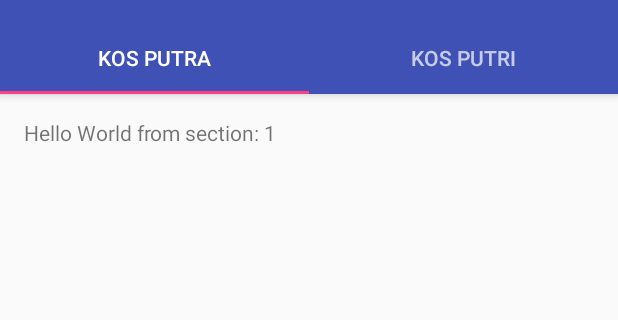
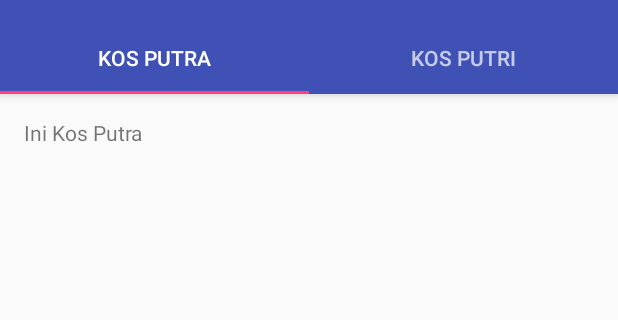
Before and after one commit to rizky30/Kos_Moklet, an Android app: the screen it shows after launch (MainActivity), on a phone screen of 412 x 824 dp, the part 74-394 px from its top. Run offline under Robolectric (Android 15) with nearby library versions, the phone set to English and light mode, and no system bars.

Commit message:
Add Fragment

```diff
--- a/app/build.gradle
+++ b/app/build.gradle
@@ -26,5 +26,6 @@ dependencies {
     })
     compile 'com.android.support:appcompat-v7:25.2.0'
     compile 'com.android.support:design:25.2.0'
+    compile 'com.android.support:support-v4:25.2.0'
     testCompile 'junit:junit:4.12'
 }
--- a/app/src/main/java/id/sch/smktelkom_mlg/project2/xirpl60203122324/kos_moklet/MainActivity.java
+++ b/app/src/main/java/id/sch/smktelkom_mlg/project2/xirpl60203122324/kos_moklet/MainActivity.java
@@ -128,7 +128,13 @@ public class MainActivity extends AppCompatActivity {
         public Fragment getItem(int position) {
             // getItem is called to instantiate the fragment for the given page.
             // Return a PlaceholderFragment (defined as a static inner class below).
-            return PlaceholderFragment.newInstance(position + 1);
+
+            if (position == 0)
+                return new kos_putra();
+            else if (position == 1)
+                return new kos_putri();
+            else
+                return PlaceholderFragment.newInstance(position + 1);
         }
 
         @Override
--- /dev/null
+++ b/app/src/main/java/id/sch/smktelkom_mlg/project2/xirpl60203122324/kos_moklet/kos_putra.java
@@ -0,0 +1,29 @@
+package id.sch.smktelkom_mlg.project2.xirpl60203122324.kos_moklet;
+
+
+import android.os.Bundle;
+import android.support.v4.app.Fragment;
+import android.view.LayoutInflater;
+import android.view.View;
+import android.view.ViewGroup;
+
+
+/**
+ * A simple {@link Fragment} subclass.
+ */
+public class kos_putra extends Fragment {
+
+
+    public kos_putra() {
+        // Required empty public constructor
+    }
+
+
+    @Override
+    public View onCreateView(LayoutInflater inflater, ViewGroup container,
+                             Bundle savedInstanceState) {
+        // Inflate the layout for this fragment
+        return inflater.inflate(R.layout.kos_putra, container, false);
+    }
+
+}
--- /dev/null
+++ b/app/src/main/java/id/sch/smktelkom_mlg/project2/xirpl60203122324/kos_moklet/kos_putri.java
@@ -0,0 +1,29 @@
+package id.sch.smktelkom_mlg.project2.xirpl60203122324.kos_moklet;
+
+
+import android.os.Bundle;
+import android.support.v4.app.Fragment;
+import android.view.LayoutInflater;
+import android.view.View;
+import android.view.ViewGroup;
+
+
+/**
+ * A simple {@link Fragment} subclass.
+ */
+public class kos_putri extends Fragment {
+
+
+    public kos_putri() {
+        // Required empty public constructor
+    }
+
+
+    @Override
+    public View onCreateView(LayoutInflater inflater, ViewGroup container,
+                             Bundle savedInstanceState) {
+        // Inflate the layout for this fragment
+        return inflater.inflate(R.layout.kos_putri, container, false);
+    }
+
+}
--- /dev/null
+++ b/app/src/main/res/layout/kos_putra.xml
@@ -0,0 +1,17 @@
+<FrameLayout xmlns:android="http://schemas.android.com/apk/res/android"
+    xmlns:tools="http://schemas.android.com/tools"
+    android:layout_width="match_parent"
+    android:layout_height="match_parent"
+    android:paddingTop="@dimen/activity_vertical_margin"
+    android:paddingBottom="@dimen/activity_vertical_margin"
+    android:paddingLeft="@dimen/activity_vertical_margin"
+    android:paddingRight="@dimen/activity_vertical_margin"
+    tools:context="id.sch.smktelkom_mlg.project2.xirpl60203122324.kos_moklet.kos_putra">
+
+    <!-- TODO: Update blank fragment layout -->
+    <TextView
+        android:layout_width="match_parent"
+        android:layout_height="match_parent"
+        android:text="Ini Kos Putra" />
+
+</FrameLayout>
--- a/app/src/main/res/values/strings.xml
+++ b/app/src/main/res/values/strings.xml
@@ -2,4 +2,7 @@
     <string name="app_name">Kos_Moklet</string>
     <string name="action_settings">Settings</string>
     <string name="section_format">Hello World from section: %1$d</string>
+
+    <!-- TODO: Remove or change this placeholder text -->
+    <string name="hello_blank_fragment">Hello blank fragment</string>
 </resources>
```
Also changed, not shown: app/src/main/res/layout/kos_putri.xml (added, +17 -0 lines).
